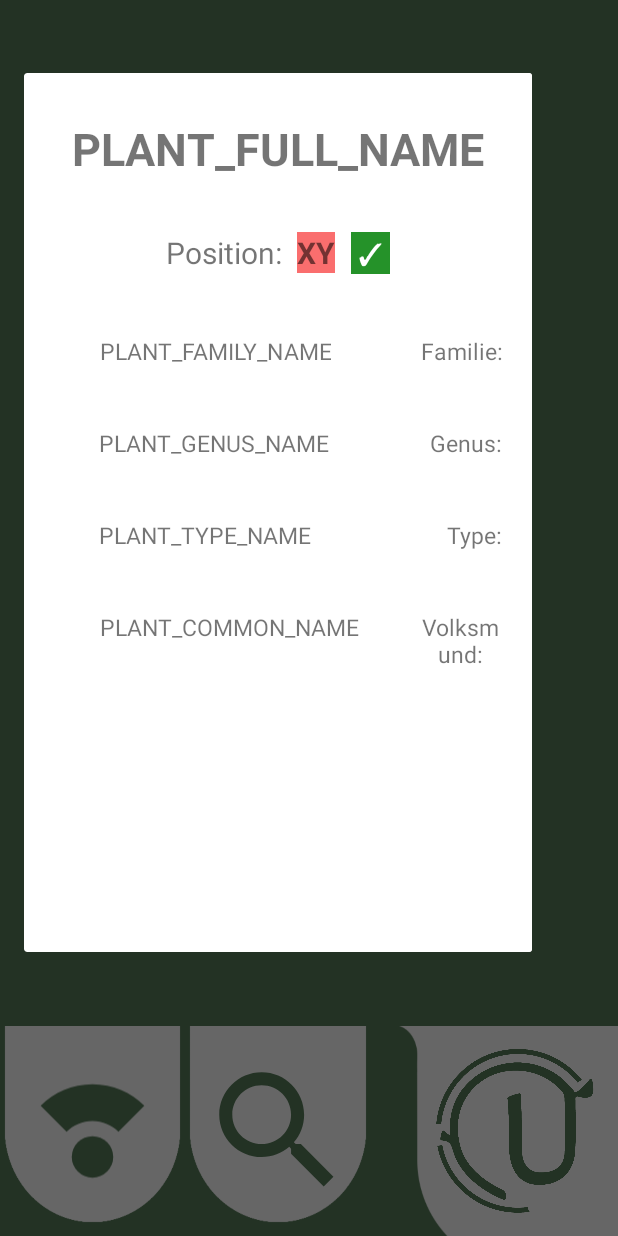
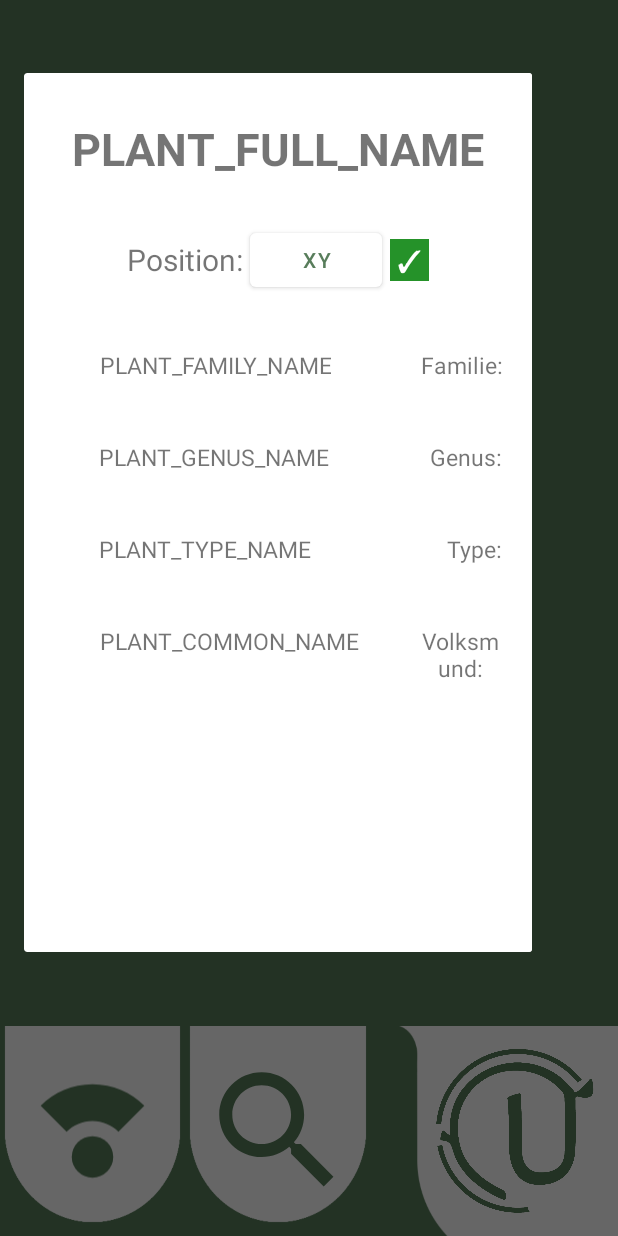
Before and after one commit to ASE-Projekte-WS-2021/ase-ws-21-botanist, an Android app: the fragment PlantFragment placed in its activity, on a phone screen of 412 x 824 dp. Run offline under Robolectric (Android 15) with nearby library versions, the phone set to English and light mode, and no system bars; network calls fail; 7 statements that could not run were skipped.

Commit message:
added selected area after plant search
location in PlantFragment is now a button;
custom listener and event for click on location;
TODO: correct area highlight

```diff
--- a/app/src/main/java/com/example/urbotanist/MainActivity.java
+++ b/app/src/main/java/com/example/urbotanist/MainActivity.java
@@ -1,31 +1,32 @@
 package com.example.urbotanist;
 
+import androidx.annotation.NonNull;
 import androidx.appcompat.app.AppCompatActivity;
 import androidx.fragment.app.Fragment;
-import androidx.fragment.app.FragmentManager;
 
-import android.database.Cursor;
 import android.os.Bundle;
 import android.util.Log;
 import android.view.View;
-import android.view.animation.TranslateAnimation;
 import android.widget.Button;
 
 import com.example.urbotanist.ui.Plant.Plant;
 import com.example.urbotanist.ui.Plant.PlantFragment;
+import com.example.urbotanist.ui.Plant.PlantSelectedListener;
 import com.example.urbotanist.ui.Search.SearchFragment;
 import com.example.urbotanist.ui.Search.SearchListener;
 import com.example.urbotanist.ui.info.InfoFragment;
 import com.example.urbotanist.ui.map.MapFragment;
+import com.google.android.gms.maps.GoogleMap;
+import com.google.android.gms.maps.OnMapReadyCallback;
 
 import java.util.ArrayList;
 import java.util.List;
 
 
-public class MainActivity extends AppCompatActivity implements SearchListener {
+public class MainActivity extends AppCompatActivity implements SearchListener, PlantSelectedListener {
     DatabaseAdapterActivity mDbHelper;
 
-    public MapFragment mapFragment = new MapFragment();
+    public MapFragment mapFragment = new MapFragment("");
     public SearchFragment searchFragment = new SearchFragment();
     public InfoFragment infoFragment = new InfoFragment();
     public PlantFragment plantFragment = new PlantFragment();
@@ -35,9 +36,23 @@ public class MainActivity extends AppCompatActivity implements SearchListener {
         super.onCreate(savedInstanceState);
 
         setContentView(R.layout.activity_main);
+
         setUpButtons();
         initDatabase();
 
+        plantFragment.setPlantSelectListener(new PlantSelectedListener() {
+            @Override
+            public void onPlantSelected(String location) {
+                initPlantArea(location);
+            }
+        });
+        //plantFragment.setPlantSelectListener(this::onPlantSelected);
+    }
+
+    private void initPlantArea(String location){
+        MapFragment locationFragment = new MapFragment(location);
+        plantFragment.closeWindow();
+        loadCurrentScreenFragment(locationFragment);
     }
 
     private void initDatabase() {
@@ -94,4 +109,8 @@ public class MainActivity extends AppCompatActivity implements SearchListener {
         return foundPlants;
     }
 
+    @Override
+    public void onPlantSelected(String location) {
+        initPlantArea(location);
+    }
 }
--- a/app/src/main/java/com/example/urbotanist/ui/Plant/PlantFragment.java
+++ b/app/src/main/java/com/example/urbotanist/ui/Plant/PlantFragment.java
@@ -25,25 +25,29 @@ import android.view.animation.AccelerateDecelerateInterpolator;
 import android.view.animation.AlphaAnimation;
 import android.view.animation.Animation;
 import android.view.animation.TranslateAnimation;
+import android.widget.Button;
 import android.widget.TextView;
 
 import com.example.urbotanist.MainActivity;
 import com.example.urbotanist.R;
 import com.example.urbotanist.ui.CurrentScreenFragment;
 
-public class PlantFragment extends DialogFragment {
+public class PlantFragment extends DialogFragment{
 
     private PlantViewModel mViewModel;
     private TextView plantFullNameView;
     private TextView plantFamilyNameView;
     private TextView plantTypeNameView;
-    private TextView plantLocationView;
+    private Button plantLocationButton;
     private TextView plantCommonNameView;
     private TextView plantGenusNameView;
+
+    private PlantSelectedListener listener;
 
     public static PlantFragment newInstance() {
         return new PlantFragment();
     }
+
 
     @Override
     public View onCreateView(@NonNull LayoutInflater inflater, @Nullable ViewGroup container,
@@ -53,8 +57,18 @@ public class PlantFragment extends DialogFragment {
         plantGenusNameView = v.findViewById(R.id.plant_genus_name);
         plantFamilyNameView = v.findViewById(R.id.plant_family_name);
         plantTypeNameView = v.findViewById(R.id.plant_type_name);
-        plantLocationView = v.findViewById(R.id.plant_location);
+        plantLocationButton = v.findViewById(R.id.plant_location);
         plantCommonNameView = v.findViewById(R.id.plant_common_name);
+
+        plantLocationButton.setOnClickListener(new View.OnClickListener() {
+            @Override
+            public void onClick(View v) {
+                if (listener != null) {
+                    listener.onPlantSelected(mViewModel.selectedPlant.location);
+                }
+            }
+        });
+
         return v;
     }
 
@@ -82,14 +96,24 @@ public class PlantFragment extends DialogFragment {
 
     }
 
+    public void closeWindow() {
+        getDialog().cancel();
+    }
+
     public void setupUiText(){
         Log.d("test",mViewModel.selectedPlant.toString());
         plantFullNameView.setText(mViewModel.selectedPlant.fullName);
         plantGenusNameView.setText(mViewModel.selectedPlant.genusName);
         plantFamilyNameView.setText(mViewModel.selectedPlant.familyName);
         plantTypeNameView.setText(mViewModel.selectedPlant.typeName);
-        plantLocationView.setText(mViewModel.selectedPlant.location);
+        plantLocationButton.setText(mViewModel.selectedPlant.location);
         plantCommonNameView.setText(mViewModel.selectedPlant.commonName);
     }
 
+    public void setPlantSelectListener(PlantSelectedListener listener) {
+        this.listener = listener;
+    }
+
+
+
 }
--- /dev/null
+++ b/app/src/main/java/com/example/urbotanist/ui/Plant/PlantSelectedListener.java
@@ -0,0 +1,5 @@
+package com.example.urbotanist.ui.Plant;
+
+public interface PlantSelectedListener {
+    public void onPlantSelected(String location);
+}
--- a/app/src/main/java/com/example/urbotanist/ui/map/MapFragment.java
+++ b/app/src/main/java/com/example/urbotanist/ui/map/MapFragment.java
@@ -38,9 +38,10 @@ public class MapFragment extends CurrentScreenFragment implements OnMapReadyCall
     //private ImageViewTouch map;
     private GoogleMap map;
     private MapView mapView;
+    private String location;
 
-    public static MapFragment newInstance() {
-        return new MapFragment();
+    public MapFragment(String location) {
+            this.location = location;
     }
 
     @Override
@@ -55,7 +56,6 @@ public class MapFragment extends CurrentScreenFragment implements OnMapReadyCall
 
         //create Map, TODO check permission
         mapView.getMapAsync(this);
-
         return v;
     }
 
@@ -65,7 +65,6 @@ public class MapFragment extends CurrentScreenFragment implements OnMapReadyCall
         super.onStart();
         mapView.onStart();
         initGUI();
-        Log.d("test", "newmapFragment");
         mViewModel = new ViewModelProvider(this).get(MapViewModel.class);
     }
 
@@ -91,6 +90,9 @@ public class MapFragment extends CurrentScreenFragment implements OnMapReadyCall
 
         //setup polygons
         mViewModel.initData(map);
+        if (location != "") {
+            setPlantLocation(location);
+        }
     }
 
     private void initMap() {
@@ -141,4 +143,8 @@ public class MapFragment extends CurrentScreenFragment implements OnMapReadyCall
         super.onLowMemory();
         mapView.onLowMemory();
     }
+
+    private void setPlantLocation(String location) {
+        mViewModel.setPlantLocation(this.location);
+    }
 }
--- a/app/src/main/res/layout/plant_fragment.xml
+++ b/app/src/main/res/layout/plant_fragment.xml
@@ -41,16 +41,11 @@
             android:text="@string/plant_location_prefix"
             android:textSize="20sp" />
 
-        <TextView
+        <Button
             android:id="@+id/plant_location"
             android:layout_width="wrap_content"
             android:layout_height="wrap_content"
-            android:layout_margin="5dp"
-            android:background="@color/light_red"
-            android:gravity="center"
-            android:text="@string/PLANT_LOCATION"
-            android:textSize="20sp"
-            android:textStyle="bold" />
+            android:text="@string/PLANT_LOCATION" />
 
         <TextView
             android:id="@+id/plant_currently_available"
```
Also changed, not shown: app/src/main/java/com/example/urbotanist/ui/map/MapViewModel.java (+8 -2 lines).
